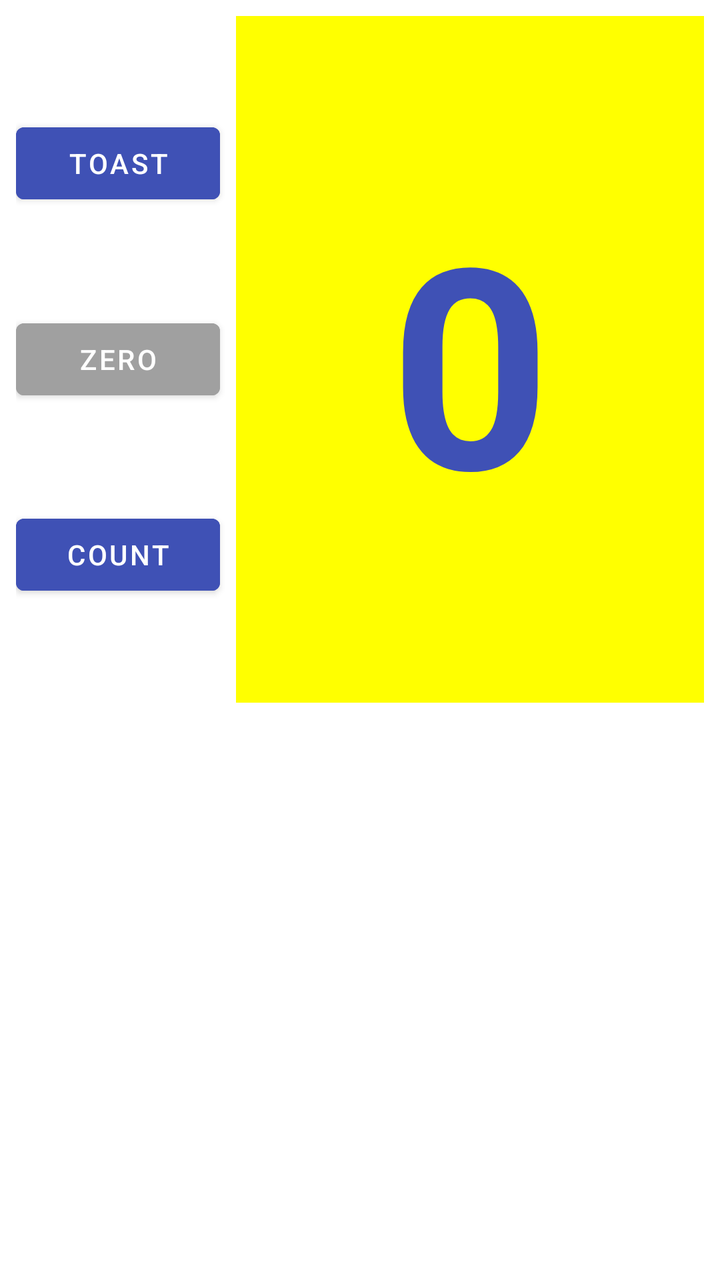
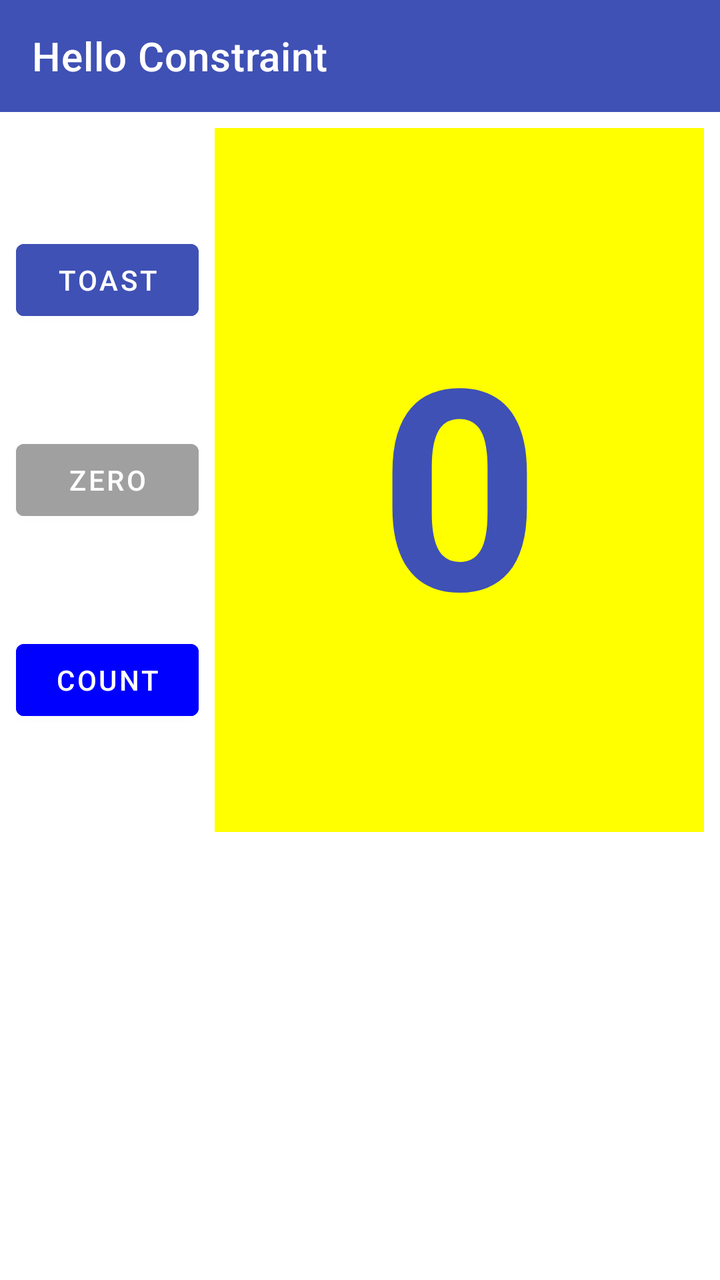

The first picture is an Android layout as it rendered before a commit; the second is the same layout after the commit. The layout source and the unified diff follow.
<!-- AndroidManifest.xml: application theme Theme.HelloToast -->
<!-- res/layout/activity_main.xml -->
<?xml version="1.0" encoding="utf-8"?>
<androidx.constraintlayout.widget.ConstraintLayout
    xmlns:android="http://schemas.android.com/apk/res/android"
    xmlns:app="http://schemas.android.com/apk/res-auto"
    xmlns:tools="http://schemas.android.com/tools"
    android:id="@+id/main"
    android:layout_width="match_parent"
    android:layout_height="match_parent"
    android:background="#FFFFFF"
    android:padding="8dp"
    tools:context=".MainActivity">

    
    <TextView
        android:id="@+id/text_display_count"
        android:layout_width="0dp"
        android:layout_height="0dp"
        android:background="#FFFF00"
        android:gravity="center"
        android:text="@string/count_initial_value"
        android:textColor="#3F51B5"
        android:textSize="140sp"
        android:textStyle="bold"
        app:layout_constraintBottom_toBottomOf="parent"
        app:layout_constraintEnd_toEndOf="parent"
        app:layout_constraintHeight_percent="0.55"
        app:layout_constraintStart_toEndOf="@+id/button_toast"
        app:layout_constraintTop_toTopOf="parent"
        app:layout_constraintVertical_bias="0.0"
        app:layout_constraintWidth_percent="0.68" />

    
    <Button
        android:id="@+id/button_toast"
        android:layout_width="0dp"
        android:layout_height="wrap_content"
        android:layout_marginEnd="8dp"
        android:backgroundTint="#3F51B5"
        android:onClick="show_toast"
        android:text="@string/button_label_toast"
        android:textColor="@android:color/white"
        app:cornerRadius="4dp"
        app:layout_constraintBottom_toTopOf="@+id/button_zero"
        app:layout_constraintEnd_toStartOf="@+id/text_display_count"
        app:layout_constraintStart_toStartOf="parent"
        app:layout_constraintTop_toTopOf="@+id/text_display_count" />

    
    <Button
        android:id="@+id/button_zero"
        android:layout_width="0dp"
        android:layout_height="wrap_content"
        android:layout_marginEnd="8dp"
        android:backgroundTint="#A0A0A0"
        android:onClick="reset_zero"
        android:text="@string/button_label_zero"
        android:textColor="@android:color/white"
        app:cornerRadius="4dp"
        app:layout_constraintBottom_toTopOf="@+id/button_count"
        app:layout_constraintEnd_toStartOf="@+id/text_display_count"
        app:layout_constraintStart_toStartOf="parent"
        app:layout_constraintTop_toBottomOf="@+id/button_toast" />

    
    <Button
        android:id="@+id/button_count"
        android:layout_width="0dp"
        android:layout_height="wrap_content"
        android:layout_marginEnd="8dp"
        android:backgroundTint="#3F51B5"
        android:onClick="increase_count"
        android:text="@string/button_label_count"
        android:textColor="@android:color/white"
        app:cornerRadius="4dp"
        app:layout_constraintBottom_toBottomOf="@+id/text_display_count"
        app:layout_constraintEnd_toStartOf="@+id/text_display_count"
        app:layout_constraintStart_toStartOf="parent"
        app:layout_constraintTop_toBottomOf="@+id/button_zero" />

</androidx.constraintlayout.widget.ConstraintLayout>
<!-- resources referenced by this layout -->
<resources>
  <string name="button_label_count">COUNT</string>
  <string name="button_label_toast">TOAST</string>
  <string name="button_label_zero">ZERO</string>
  <string name="count_initial_value">0</string>
  <style name="Theme.HelloToast" parent="Theme.MaterialComponents.DayNight.DarkActionBar">
          
          <item name="colorPrimary">#3F51B5</item>
          <item name="colorPrimaryDark">#303F9F</item>
          <item name="colorAccent">#FF4081</item>
      </style>
</resources>

<!-- the commit's change to res/layout/activity_main.xml (unified diff, before → after) -->
@@ -7,14 +7,28 @@
     android:layout_width="match_parent"
     android:layout_height="match_parent"
     android:background="#FFFFFF"
-    android:padding="8dp"
+    android:fitsSystemWindows="true"
     tools:context=".MainActivity">
+
+    
+    <androidx.appcompat.widget.Toolbar
+        android:id="@+id/toolbar"
+        android:layout_width="match_parent"
+        android:layout_height="56dp"
+        android:background="#3F51B5"
+        app:title="Hello Constraint"
+        app:titleTextColor="#FFFFFF"
+        app:layout_constraintEnd_toEndOf="parent"
+        app:layout_constraintStart_toStartOf="parent"
+        app:layout_constraintTop_toTopOf="parent" />
 
     
     <TextView
         android:id="@+id/text_display_count"
         android:layout_width="0dp"
         android:layout_height="0dp"
+        android:layout_marginTop="8dp"
+        android:layout_marginEnd="8dp"
         android:background="#FFFF00"
         android:gravity="center"
         android:text="@string/count_initial_value"
@@ -25,7 +39,7 @@
         app:layout_constraintEnd_toEndOf="parent"
         app:layout_constraintHeight_percent="0.55"
         app:layout_constraintStart_toEndOf="@+id/button_toast"
-        app:layout_constraintTop_toTopOf="parent"
+        app:layout_constraintTop_toBottomOf="@+id/toolbar"
         app:layout_constraintVertical_bias="0.0"
         app:layout_constraintWidth_percent="0.68" />
 
@@ -34,6 +48,7 @@
         android:id="@+id/button_toast"
         android:layout_width="0dp"
         android:layout_height="wrap_content"
+        android:layout_marginStart="8dp"
         android:layout_marginEnd="8dp"
         android:backgroundTint="#3F51B5"
         android:onClick="show_toast"
@@ -50,6 +65,7 @@
         android:id="@+id/button_zero"
         android:layout_width="0dp"
         android:layout_height="wrap_content"
+        android:layout_marginStart="8dp"
         android:layout_marginEnd="8dp"
         android:backgroundTint="#A0A0A0"
         android:onClick="reset_zero"
@@ -66,8 +82,9 @@
         android:id="@+id/button_count"
         android:layout_width="0dp"
         android:layout_height="wrap_content"
+        android:layout_marginStart="8dp"
         android:layout_marginEnd="8dp"
-        android:backgroundTint="#3F51B5"
+        android:backgroundTint="#0000FF"
         android:onClick="increase_count"
         android:text="@string/button_label_count"
         android:textColor="@android:color/white"
<!-- resource entries referenced after the edit -->
@@ -4,11 +4,9 @@
   <string name="button_label_toast">TOAST</string>
   <string name="button_label_zero">ZERO</string>
   <string name="count_initial_value">0</string>
-  <style name="Theme.HelloToast" parent="Theme.MaterialComponents.DayNight.DarkActionBar">
-          
+  <style name="Theme.HelloToast" parent="Theme.MaterialComponents.DayNight.NoActionBar">
           <item name="colorPrimary">#3F51B5</item>
           <item name="colorPrimaryDark">#303F9F</item>
-          <item name="colorAccent">#FF4081</item>
       </style>
 </resources>
 
